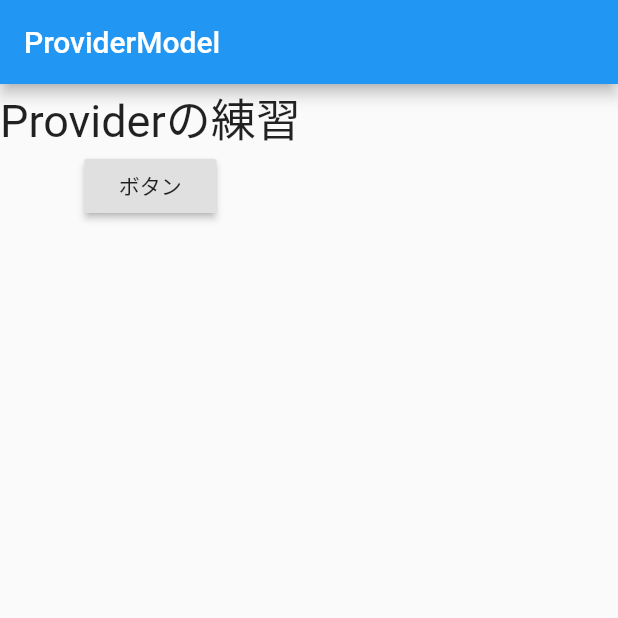
After one commit to yusuke-00/flutter_demo_app, a Flutter app: the screen it shows after launch, after a tap on "Providerパターンの勉強", on a phone screen of 412 x 824 dp, the top half of it. The commit adds this screen. Run offline on Flutter 3.47's test engine with Material 2 defaults, Android fonts, the phone set to English and light mode, and no system bars; network calls fail.

Commit message:
third commit

```diff
--- a/lib/main.dart
+++ b/lib/main.dart
@@ -1,6 +1,7 @@
 import 'package:flutter/material.dart';
 import 'package:flutter_demo_app/grid_view_page.dart';
 import 'package:flutter_demo_app/next_page.dart';
+import 'package:flutter_demo_app/provider_page.dart';
 
 void main() {
   runApp(MyApp());
@@ -97,6 +98,15 @@ class _MyHomePageState extends State<MyHomePage> {
                 );
               },
             ),
+            RaisedButton(
+              child: Text("Providerパターンの勉強"),
+              onPressed: () {
+                Navigator.push(
+                  context,
+                  MaterialPageRoute(builder: (context) => ProviderPage()),
+                );
+              },
+            )
           ],
         ),
       ),
--- /dev/null
+++ b/lib/main_model.dart
@@ -0,0 +1,10 @@
+import 'package:flutter/cupertino.dart';
+
+class MainModel extends ChangeNotifier {
+  String Provider1 = "Providerの練習";
+
+  void changeProvider1() {
+    Provider1 = "Providerの練習!";
+    notifyListeners();
+  }
+}
--- /dev/null
+++ b/lib/provider_page.dart
@@ -0,0 +1,39 @@
+import 'package:flutter/cupertino.dart';
+import 'package:flutter/material.dart';
+import 'package:flutter_demo_app/main_model.dart';
+import 'package:provider/provider.dart';
+
+class ProviderPage extends StatelessWidget {
+  @override
+  Widget build(BuildContext context) {
+    return MaterialApp(
+      title: "Providerの練習",
+      home: ChangeNotifierProvider<MainModel>(
+        create: (_) => MainModel(),
+        child: Scaffold(
+          appBar: AppBar(
+            title: Text("ProviderModel"),
+          ),
+          // ignore: missing_return
+          body: Consumer<MainModel>(builder: (context, model, child) {
+            return Column(
+              children: <Widget>[
+                Text(
+                  model.Provider1,
+                  style: TextStyle(fontSize: 30),
+                ),
+                RaisedButton(
+                    child: Text("ボタン"),
+                    onPressed: () {
+                      model.changeProvider1();
+                    }
+                    //押されたら反応する様にする
+                    ),
+              ],
+            );
+          }),
+        ),
+      ),
+    );
+  }
+}
--- a/pubspec.yaml
+++ b/pubspec.yaml
@@ -11,6 +11,7 @@ dependencies:
     sdk: flutter
 
   cupertino_icons: ^1.0.0
+  provider: ^4.3.3
 
 dev_dependencies:
   flutter_test:
```
Also changed, not shown: pubspec.lock.
